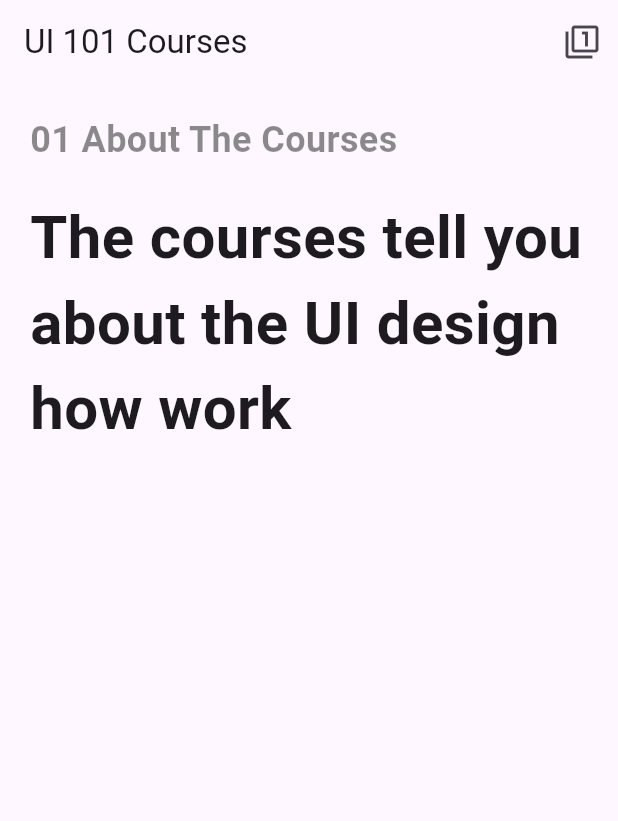
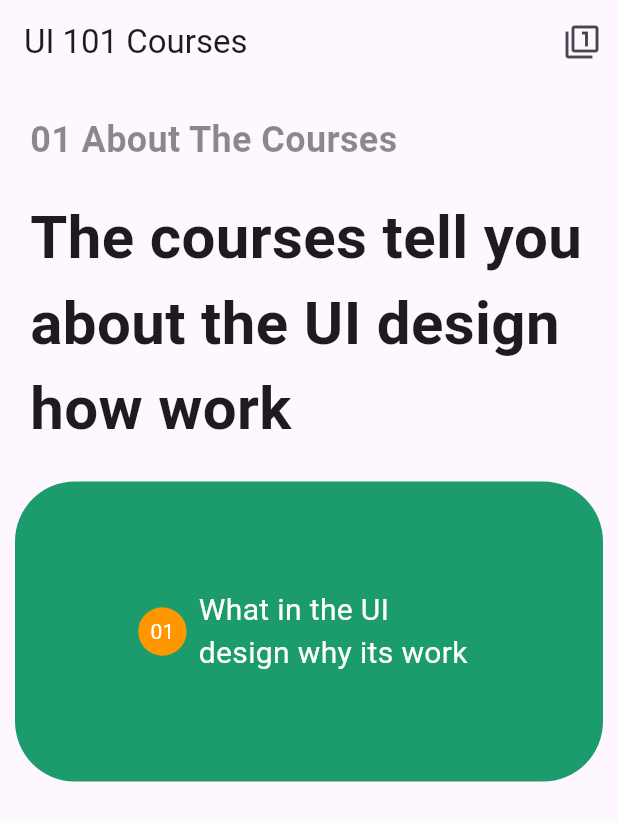
Before and after one commit to devarturobl/desarrolloApps2, a Flutter app: the screen it shows after launch, on a phone screen of 412 x 824 dp. Shown: the top 821 px of the screen. Run offline on Flutter 3.47's test engine with Material 3 defaults, Android fonts, the phone set to English and light mode, and no system bars.

Commit message:
Clase2.1

```diff
--- a/Semana 1/layer2/lib/main.dart
+++ b/Semana 1/layer2/lib/main.dart
@@ -45,7 +45,48 @@ class MyApp extends StatelessWidget {
                   ),
                 ),
                 //cuadro verde
-
+                Padding(
+                  padding:
+                      const EdgeInsets.only(left: 10.0, right: 10, bottom: 20),
+                  child: Container(
+                    //width: 200,
+                    height: 200,
+                    decoration: BoxDecoration(
+                      color: const Color.fromARGB(255, 28, 155, 109),
+                      borderRadius: BorderRadius.circular(40),
+                    ),
+                    child: Column(
+                      mainAxisAlignment: MainAxisAlignment.center,
+                      crossAxisAlignment: CrossAxisAlignment.center,
+                      children: [
+                        Row(
+                          mainAxisAlignment: MainAxisAlignment.center,
+                          children: [
+                            Container(
+                              decoration: BoxDecoration(
+                                color: Colors.orange,
+                                shape: BoxShape.circle,
+                              ),
+                              padding: EdgeInsets.all(8.0),
+                              child: Text(
+                                "01",
+                                style: TextStyle(color: Colors.white),
+                              ),
+                            ),
+                            Padding(
+                              padding: const EdgeInsets.all(8.0),
+                              child: Text(
+                                "What in the UI \ndesign why its work",
+                                style: TextStyle(
+                                    color: Colors.white, fontSize: 20),
+                              ),
+                            ),
+                          ],
+                        )
+                      ],
+                    ),
+                  ),
+                ),
                 //cuadro Gris
               ],
             )));
```
